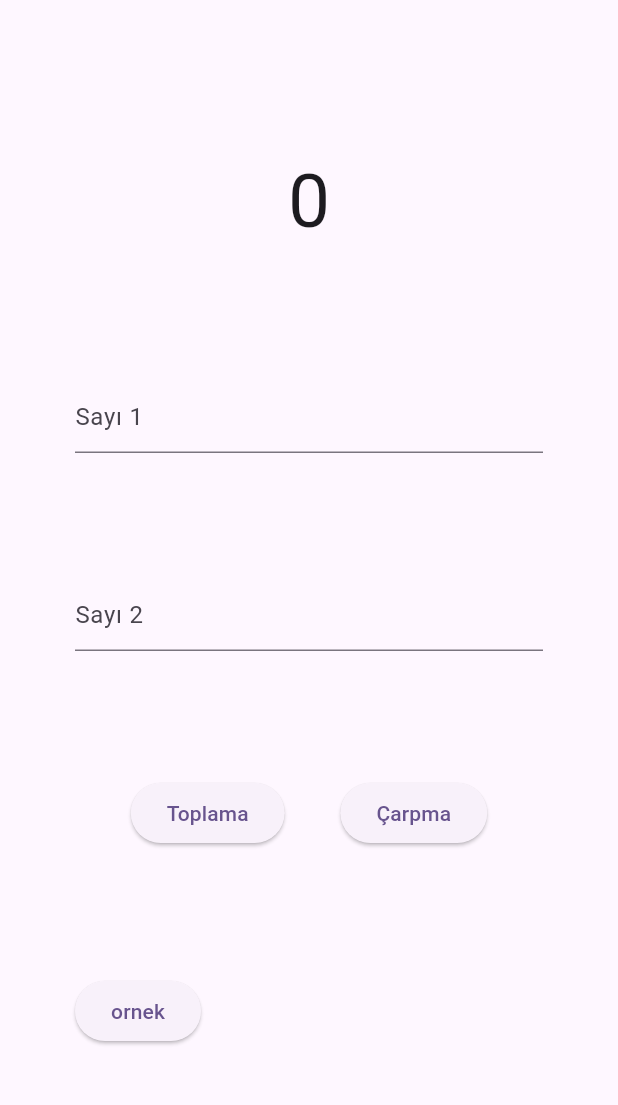
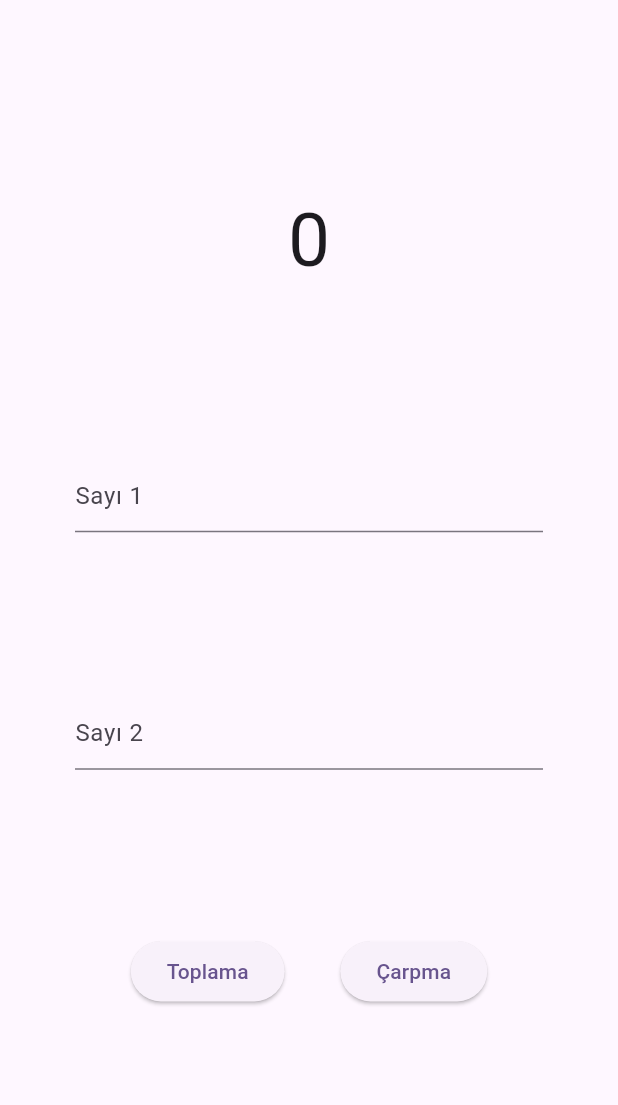
Before and after one commit to mustafaaltun0/BlocPatternKullanimi, a Flutter app: the screen it shows after launch, on a phone screen of 412 x 824 dp, the part 63-1168 px from its top. Run offline on Flutter 3.47's test engine with Material 3 defaults, Android fonts, the light colour scheme and no system bars; our stand-ins replace flutter_bloc.

Commit message:
Update matematik_repository.dart and anasayfa.dart

```diff
--- a/lib/ui/views/anasayfa.dart
+++ b/lib/ui/views/anasayfa.dart
@@ -37,13 +37,6 @@ class _AnasayfaState extends State<Anasayfa> {
                     context.read<AnasayfaCubit>().carpmaYap(tfSayi1.text, tfSayi2.text);
                   }, child: const Text("Çarpma"))
                 ],
-              ),
-              Row(
-                children: [
-                  ElevatedButton(onPressed: (){
-
-                  }, child: const Text("ornek")),
-                ],
               )
             ],
           ),
```
